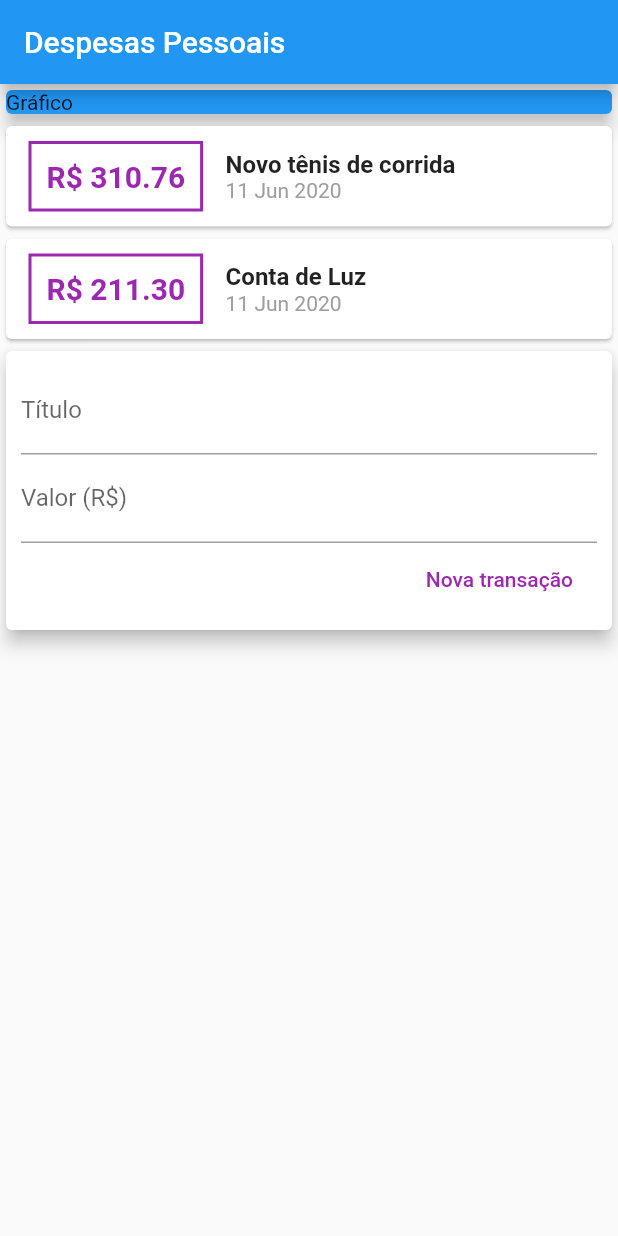
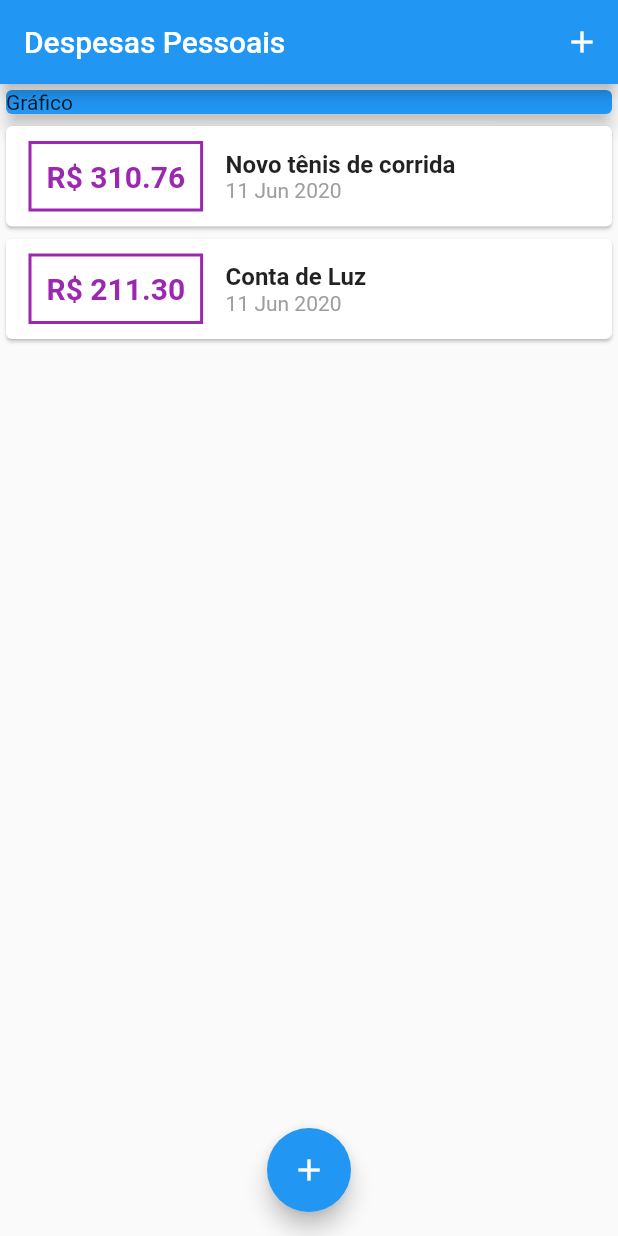
Before and after one commit to danielfreitasbs/Flutter-Course-by-Cod3r, a Flutter app: the screen it shows after launch, on a phone screen of 412 x 824 dp. Run offline on Flutter 3.47's test engine with Material 2 defaults, Android fonts, the phone set to English and light mode, and no system bars.

Commit message:
refatoração do app expenses e

```diff
--- a/App - Despesas Pessoais/expenses/lib/components/transaction_list.dart
+++ b/App - Despesas Pessoais/expenses/lib/components/transaction_list.dart
@@ -9,8 +9,12 @@ class TransactionList extends StatelessWidget {
 
   @override
   Widget build(BuildContext context) {
-    return Column(
-      children: transactions.map((tr) {
+    return Container(
+      height: 300,
+      child: ListView.builder(
+        itemCount: transactions.length,
+        itemBuilder: (ctx, index) {
+          final tr = transactions[index];
           return Card(
             child: Row(
               children: <Widget>[
@@ -56,7 +60,8 @@ class TransactionList extends StatelessWidget {
               ],
             ),
           );
-      }).toList(),
+        },
+      ),
     );
   }
 }
--- a/App - Despesas Pessoais/expenses/lib/components/transaction_user.dart
+++ /dev/null
@@ -1,35 +0,0 @@
-import 'package:expenses/models/transaction.dart';
-import 'package:flutter/material.dart';
-import 'transaction_form.dart';
-import 'transaction_list.dart';
-
-class TransactionUser extends StatefulWidget {
-  @override
-  _TransactionUserState createState() => _TransactionUserState();
-}
-
-class _TransactionUserState extends State<TransactionUser> {
-  final _transactions = [
-    Transaction(
-      id: 't1',
-      title: 'Novo tênis de corrida',
-      value: 310.76,
-      date: DateTime.now(),
-    ),
-    Transaction(
-      id: 't2',
-      title: 'Conta de Luz',
-      value: 211.30,
-      date: DateTime.now(),
-    ),
-  ];
-  @override
-  Widget build(BuildContext context) {
-    return Column(
-      children: <Widget>[
-        TransactionList(_transactions),
-        TransactionForm(),
-      ],
-    );
-  }
-}
--- a/App - Despesas Pessoais/expenses/lib/main.dart
+++ b/App - Despesas Pessoais/expenses/lib/main.dart
@@ -1,5 +1,9 @@
-import 'package:expenses/components/transaction_user.dart';
+import 'dart:math';
+
+import 'package:expenses/components/transaction_form.dart';
 import 'package:flutter/material.dart';
+import 'components/transaction_list.dart';
+import 'models/transaction.dart';
 
 main() => runApp(ExpensesApp());
 
@@ -12,14 +16,65 @@ class ExpensesApp extends StatelessWidget {
   }
 }
 
-class MyHomePage extends StatelessWidget {
+class MyHomePage extends StatefulWidget {
+  @override
+  _MyHomePageState createState() => _MyHomePageState();
+}
+
+class _MyHomePageState extends State<MyHomePage> {
+  final _transactions = [
+    Transaction(
+      id: 't1',
+      title: 'Novo tênis de corrida',
+      value: 310.76,
+      date: DateTime.now(),
+    ),
+    Transaction(
+      id: 't2',
+      title: 'Conta de Luz',
+      value: 211.30,
+      date: DateTime.now(),
+    ),
+  ];
+
+  _addTransaction(String title, double value) {
+    final newTransaction = Transaction(
+      id: Random().nextDouble().toString(),
+      title: title,
+      value: value,
+      date: DateTime.now(),
+    );
+
+    setState(() {
+      _transactions.add(newTransaction);
+    });
+
+    Navigator.of(context).pop();
+  }
+
+  _openTransactionFormModal(BuildContext context) {
+    showModalBottomSheet(
+      context: context,
+      builder: (_) {
+        return TransactionForm(_addTransaction);
+      },
+    );
+  }
+
   @override
   Widget build(BuildContext context) {
     return Scaffold(
       appBar: AppBar(
         title: Text('Despesas Pessoais'),
+        actions: <Widget>[
+          IconButton(
+            icon: Icon(Icons.add),
+            onPressed: () => _openTransactionFormModal(context),
           ),
-      body: Column(
+        ],
+      ),
+      body: SingleChildScrollView(
+        child: Column(
           crossAxisAlignment: CrossAxisAlignment.stretch,
           children: <Widget>[
             Container(
@@ -30,9 +85,15 @@ class MyHomePage extends StatelessWidget {
                 elevation: 5,
               ),
             ),
-          TransactionUser(),
+            TransactionList(_transactions),
           ],
         ),
+      ),
+      floatingActionButton: FloatingActionButton(
+        child: Icon(Icons.add),
+        onPressed: () => _openTransactionFormModal(context),
+      ),
+      floatingActionButtonLocation: FloatingActionButtonLocation.centerFloat,
     );
   }
 }
```
Also changed, not shown: App - Despesas Pessoais/expenses/lib/components/transaction_form.dart (+25 -5 lines). Lines whose indentation alone changed are shown as unchanged.
